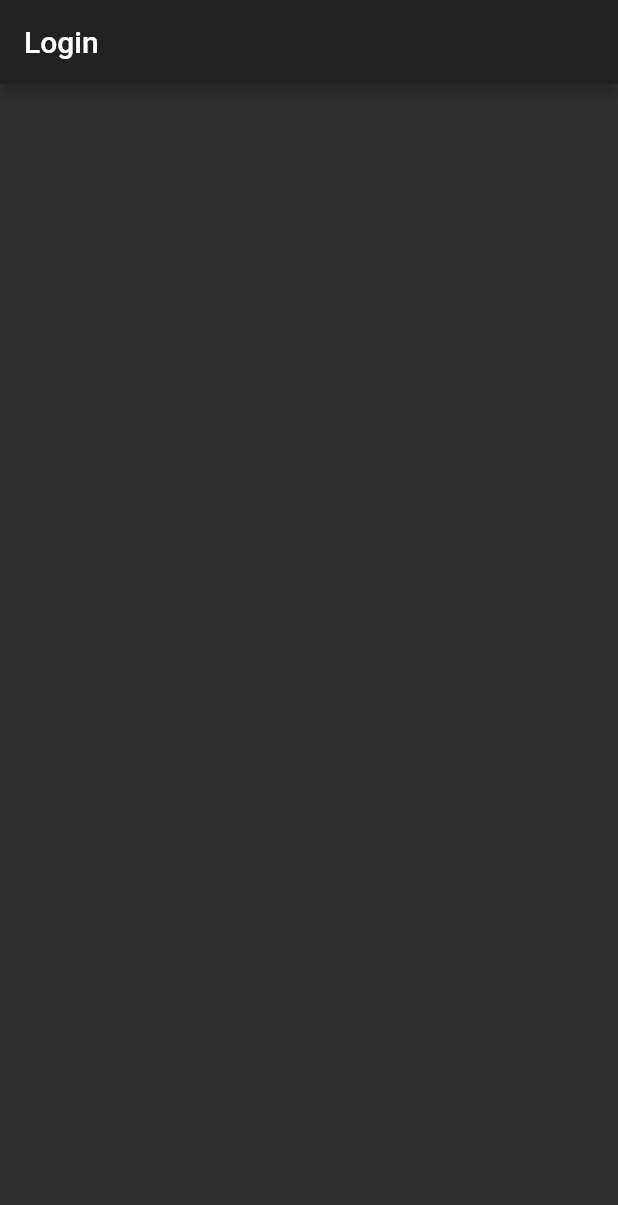
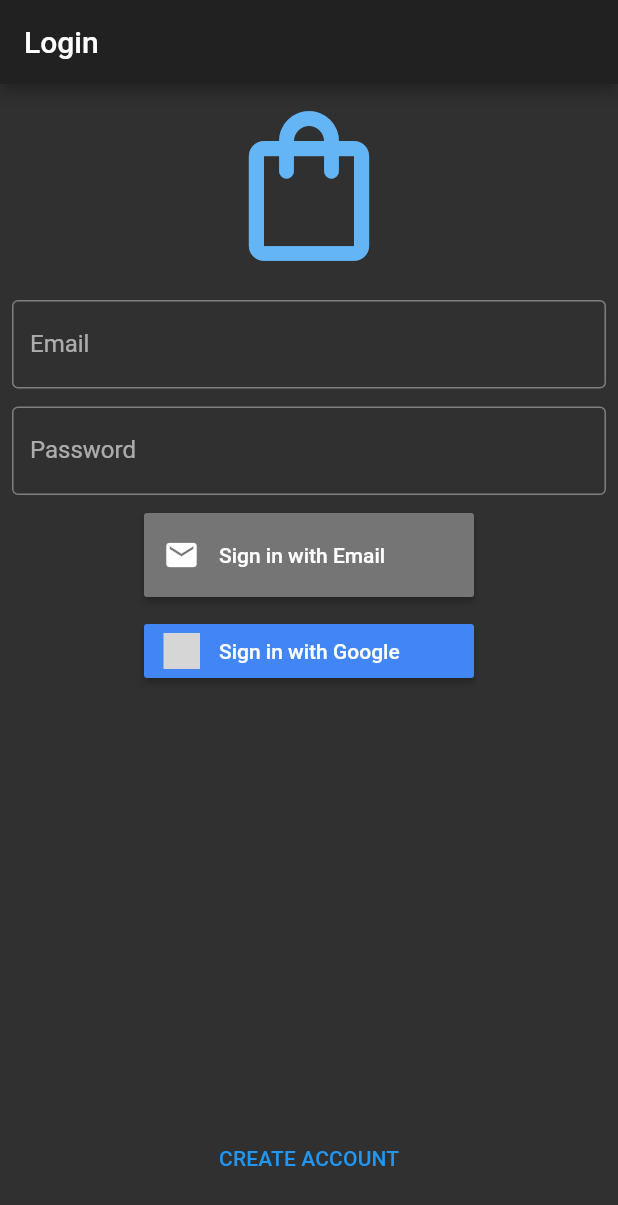
Before and after one commit to Merrit/shopping_list, a Flutter app: the screen it shows after launch, on a phone screen of 412 x 824 dp. Shown: the top 1205 px of the screen. Run offline on Flutter 3.47's test engine with Material 2 defaults, Android fonts, the phone set to English and light mode, and no system bars; our stand-ins replace bloc, cloud_firestore, equatable, firebase_auth, firebase_core, flutter_bloc and 5 more; missing offline and left inert: pedantic; accounts and stored records are empty; generated files the repository leaves out were written again; grey boxes are pictures that could not be loaded.

Commit message:
Improve styling & fix Google Sign-In

```diff
--- a/lib/app.dart
+++ b/lib/app.dart
@@ -1,11 +1,11 @@
 import 'package:authentication_repository/authentication_repository.dart';
 import 'package:flutter/material.dart';
 import 'package:flutter_bloc/flutter_bloc.dart';
-import 'package:shopping_list/authentication/authentication.dart';
-import 'package:shopping_list/home/home.dart';
-import 'package:shopping_list/theme.dart';
 
+import 'authentication/authentication.dart';
+import 'home/home.dart';
 import 'splash/splash_screen.dart';
+import 'theme.dart';
 
 class App extends StatelessWidget {
   final AuthenticationRepository authenticationRepository;
@@ -51,13 +51,13 @@ class _AppViewState extends State<AppView> {
             switch (state.status) {
               case AuthenticationStatus.authenticated:
                 if (state.user.emailIsVerified) {
-                  _navigator.pushReplacementNamed(HomeScreen.id);
+                  _navigator.pushReplacementNamed(HomePage.id);
                 } else {
-                  _navigator.pushReplacementNamed(VerifyEmailScreen.id);
+                  _navigator.pushReplacementNamed(VerifyEmailPage.id);
                 }
                 break;
               case AuthenticationStatus.unauthenticated:
-                _navigator.pushReplacementNamed(LoginScreen.id);
+                _navigator.pushReplacementNamed(LoginPage.id);
                 break;
               default:
                 break;
@@ -67,14 +67,14 @@ class _AppViewState extends State<AppView> {
         );
       },
       routes: {
-        HomeScreen.id: (_) => HomeScreen(),
-        LoginScreen.id: (_) => LoginScreen(),
-        SignUpScreen.id: (_) => SignUpScreen(),
-        SplashScreen.id: (_) => SplashScreen(),
-        VerifyEmailScreen.id: (_) => VerifyEmailScreen(),
+        HomePage.id: (_) => HomePage(),
+        LoginPage.id: (_) => LoginPage(),
+        SignUpPage.id: (_) => SignUpPage(),
+        SplashPage.id: (_) => SplashPage(),
+        VerifyEmailPage.id: (_) => VerifyEmailPage(),
       },
       onGenerateRoute: (_) => MaterialPageRoute(
-        builder: (context) => SplashScreen(),
+        builder: (context) => SplashPage(),
       ),
     );
   }
--- a/lib/authentication/login/login.dart
+++ b/lib/authentication/login/login.dart
@@ -1,4 +1,4 @@
 export 'cubit/login_cubit.dart';
 export 'enums/enums.dart';
-export 'screens/screens.dart';
+export 'pages/pages.dart';
 export 'widgets/widgets.dart';
--- a/lib/authentication/login/screens/login_screen.dart
+++ b/lib/authentication/login/pages/login_page.dart
@@ -1,12 +1,13 @@
 import 'package:authentication_repository/authentication_repository.dart';
 import 'package:flutter/material.dart';
 import 'package:flutter_bloc/flutter_bloc.dart';
+import 'package:flutter_signin_button/flutter_signin_button.dart';
 import 'package:shopping_list/core/core.dart';
 
 import '../../authentication.dart';
 
-class LoginScreen extends StatelessWidget {
-  static const id = 'login_screen';
+class LoginPage extends StatelessWidget {
+  static const id = 'login_page';
 
   @override
   Widget build(BuildContext context) {
@@ -34,16 +35,14 @@ class LoginView extends StatelessWidget {
     Key? key,
   }) : super(key: key);
 
-  final _spacer = const SizedBox(height: 10.0);
+  final _spacer = const SizedBox(height: 12.0);
 
   @override
   Widget build(BuildContext context) {
     return Scaffold(
       appBar: AppBar(title: const Text('Login')),
-      body: SingleColumnLayoutBuilder(
-        child: SingleChildScrollView(
-          child: Column(
-            mainAxisSize: MainAxisSize.min,
+      body: SingleColumnPagePadding(
+        child: ScrollableWithExpanded(
           children: [
             const AppIcon(size: 120),
             const SizedBox(height: 16.0),
@@ -54,10 +53,10 @@ class LoginView extends StatelessWidget {
             _LoginButton(),
             _spacer,
             _GoogleLoginButton(),
-              _spacer,
+            Spacer(),
             _SignUpButton(),
+            const SizedBox(height: 20.0),
           ],
-          ),
         ),
       ),
     );
@@ -73,17 +72,11 @@ class _LoginButton extends StatelessWidget {
         if (state.status == LoginStatus.submissionInProgress) {
           return const CircularProgressIndicator();
         } else {
-          return ElevatedButton(
-            key: const Key('loginForm_continue_raisedButton'),
-            style: ElevatedButton.styleFrom(
-              shape: RoundedRectangleBorder(
-                borderRadius: BorderRadius.circular(30.0),
-              ),
-              primary: const Color(0xFFFFD600),
-            ),
+          return SignInButton(
+            Buttons.Email,
+            padding: EdgeInsets.symmetric(vertical: 16),
             onPressed: () =>
                 context.read<LoginCubit>().submitForm(FormType.login),
-            child: const Text('LOGIN'),
           );
         }
       },
@@ -94,20 +87,8 @@ class _LoginButton extends StatelessWidget {
 class _GoogleLoginButton extends StatelessWidget {
   @override
   Widget build(BuildContext context) {
-    final theme = Theme.of(context);
-    return ElevatedButton.icon(
-      key: const Key('loginForm_googleLogin_raisedButton'),
-      label: const Text(
-        'SIGN IN WITH GOOGLE',
-        style: TextStyle(color: Colors.white),
-      ),
-      style: ElevatedButton.styleFrom(
-        shape: RoundedRectangleBorder(
-          borderRadius: BorderRadius.circular(30.0),
-        ),
-        primary: theme.accentColor,
-      ),
-      icon: const Icon(Icons.hot_tub),
+    return SignInButton(
+      Buttons.GoogleDark,
       onPressed: () => context.read<LoginCubit>().logInWithGoogle(),
     );
   }
@@ -119,8 +100,7 @@ class _SignUpButton extends StatelessWidget {
     final theme = Theme.of(context);
     return TextButton(
       key: const Key('loginForm_createAccount_flatButton'),
-      // onPressed: () => Navigator.of(context).push<void>(SignUpScreen.route()),
-      onPressed: () => Navigator.pushNamed(context, SignUpScreen.id),
+      onPressed: () => Navigator.pushNamed(context, SignUpPage.id),
       child: Text(
         'CREATE ACCOUNT',
         style: theme.textTheme.subtitle2,
--- /dev/null
+++ b/lib/authentication/login/pages/pages.dart
@@ -0,0 +1,3 @@
+export 'login_page.dart';
+export 'sign_up_page.dart';
+export 'verify_email_page.dart';
--- a/lib/authentication/login/screens/verify_email_screen.dart
+++ b/lib/authentication/login/pages/verify_email_page.dart
@@ -4,8 +4,8 @@ import 'package:shopping_list/core/core.dart';
 
 import '../../authentication.dart';
 
-class VerifyEmailScreen extends StatelessWidget {
-  static const id = 'verify_email_screen';
+class VerifyEmailPage extends StatelessWidget {
+  static const id = 'verify_email_page';
 
   @override
   Widget build(BuildContext context) {
--- a/lib/authentication/login/screens/screens.dart
+++ /dev/null
@@ -1,3 +0,0 @@
-export 'login_screen.dart';
-export 'sign_up_screen.dart';
-export 'verify_email_screen.dart';
--- a/lib/authentication/login/widgets/email_input.dart
+++ b/lib/authentication/login/widgets/email_input.dart
@@ -16,7 +16,7 @@ class EmailInput extends StatelessWidget {
           onChanged: (email) => context.read<LoginCubit>().emailChanged(email),
           keyboardType: TextInputType.emailAddress,
           decoration: InputDecoration(
-            labelText: 'email',
+            labelText: 'Email',
             errorText: state.emailFieldErrorText(),
           ),
           onSubmitted: (_) => context.read<LoginCubit>().submitForm(formType),
--- a/lib/authentication/login/widgets/password_input.dart
+++ b/lib/authentication/login/widgets/password_input.dart
@@ -16,7 +16,7 @@ class PasswordInput extends StatelessWidget {
               context.read<LoginCubit>().passwordChanged(password),
           obscureText: true,
           decoration: InputDecoration(
-            labelText: 'password',
+            labelText: 'Password',
             helperText:
                 (formType == FormType.signup) ? 'Minimum 12 characters' : null,
             errorText: state.passwordFieldErrorText(),
--- /dev/null
+++ b/lib/core/widgets/scrollable_with_expanded.dart
@@ -0,0 +1,30 @@
+import 'package:flutter/material.dart';
+
+/// Widget the provides a SingleChildScrollView which can also contain
+/// items like Expanded(), Spacer(), Flexible(), etc.
+class ScrollableWithExpanded extends StatelessWidget {
+  final List<Widget> children;
+
+  const ScrollableWithExpanded({required this.children});
+
+  @override
+  Widget build(BuildContext context) {
+    return LayoutBuilder(
+      builder: (context, constraints) {
+        return SingleChildScrollView(
+          child: ConstrainedBox(
+            constraints: BoxConstraints(
+              minHeight: constraints.maxHeight,
+            ),
+            child: IntrinsicHeight(
+              child: Column(
+                mainAxisSize: MainAxisSize.min,
+                children: children,
+              ),
+            ),
+          ),
+        );
+      },
+    );
+  }
+}
--- a/lib/core/widgets/single_column_layout_builder.dart
+++ b/lib/core/widgets/single_column_layout_builder.dart
@@ -1,9 +1,12 @@
 import 'package:flutter/material.dart';
 
-class SingleColumnLayoutBuilder extends StatelessWidget {
+/// Padding for pages that are only ever a single column, like the login page.
+///
+/// Adaptive to large and small screens.
+class SingleColumnPagePadding extends StatelessWidget {
   final Widget child;
 
-  const SingleColumnLayoutBuilder({required this.child});
+  const SingleColumnPagePadding({required this.child});
 
   @override
   Widget build(BuildContext context) {
@@ -19,7 +22,10 @@ class SingleColumnLayoutBuilder extends StatelessWidget {
             child: child,
           );
         } else {
-          return Padding(padding: EdgeInsets.all(8.0));
+          return Padding(
+            padding: EdgeInsets.all(8.0),
+            child: child,
+          );
         }
       },
     );
--- a/lib/core/widgets/widgets.dart
+++ b/lib/core/widgets/widgets.dart
@@ -1,2 +1,3 @@
 export 'app_icon.dart';
 export 'single_column_layout_builder.dart';
+export 'scrollable_with_expanded.dart';
--- a/lib/home/home.dart
+++ b/lib/home/home.dart
@@ -1,2 +1,2 @@
-export 'screens/screens.dart';
+export 'pages/pages.dart';
 export 'widgets/widgets.dart';
--- a/lib/home/screens/home_screen.dart
+++ b/lib/home/pages/home_screen.dart
@@ -4,8 +4,8 @@ import 'package:shopping_list/authentication/authentication.dart';
 
 import '../home.dart';
 
-class HomeScreen extends StatelessWidget {
-  static const id = 'home_screen';
+class HomePage extends StatelessWidget {
+  static const id = 'home_page';
 
   @override
   Widget build(BuildContext context) {
--- a/lib/theme.dart
+++ b/lib/theme.dart
@@ -2,10 +2,21 @@ import 'package:flutter/material.dart';
 
 class AppTheme {
   static final dark = ThemeData(
+    brightness: Brightness.dark,
     accentColor: Colors.lightBlueAccent,
-    textTheme: TextTheme(subtitle2: TextStyle(color: Colors.blue)),
-    brightness: Brightness.dark,
     toggleableActiveColor: Colors.lightBlueAccent,
-    inputDecorationTheme: InputDecorationTheme(border: OutlineInputBorder()),
+    textTheme: TextTheme(
+      subtitle2: TextStyle(color: Colors.blue),
+    ),
+    inputDecorationTheme: InputDecorationTheme(
+      border: OutlineInputBorder(),
+    ),
+    elevatedButtonTheme: ElevatedButtonThemeData(
+      style: ElevatedButton.styleFrom(
+        shape: RoundedRectangleBorder(
+          borderRadius: BorderRadius.circular(15),
+        ),
+      ),
+    ),
   );
 }
--- a/pubspec.yaml
+++ b/pubspec.yaml
@@ -23,6 +23,7 @@ dependencies:
   firebase_auth: ^1.0.1
   firebase_core: ^1.0.2
   flutter_bloc: ^7.0.0
+  flutter_signin_button: ^2.0.0
   grouped_list: ^4.0.0
   json_annotation: ^4.0.1
   logging: ^1.0.1
```
Also changed, not shown: lib/authentication/login/pages/sign_up_page.dart (renamed from lib/authentication/login/screens/sign_up_screen.dart, +15 -16 lines), lib/splash/splash_screen.dart (+2 -5 lines), lib/home/pages/pages.dart (renamed from lib/home/screens/screens.dart), pubspec.lock, 2 other files. Lines whose indentation alone changed are shown as unchanged.
